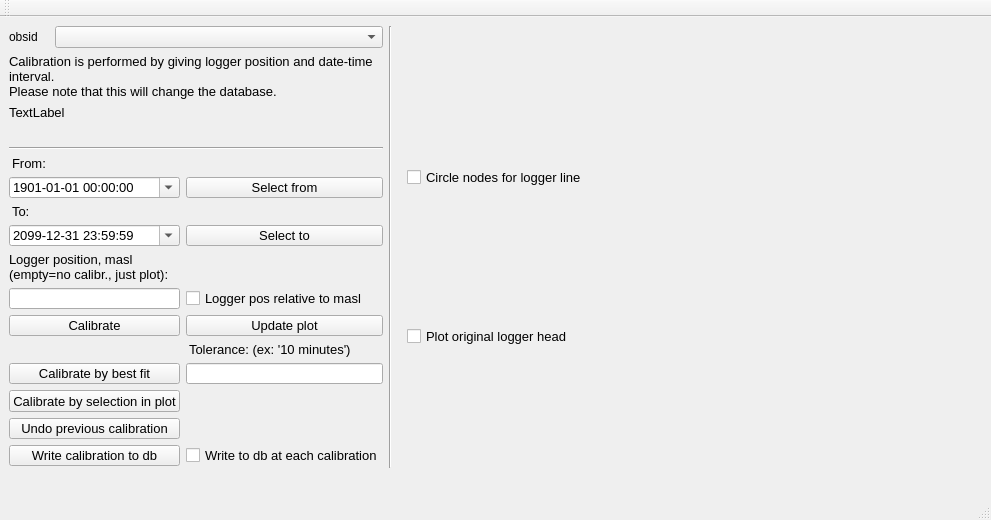
Qt form ui/calibr_logger_dialog_integrated.ui (jkall/qgis-midvatten-plugin) before a commit.
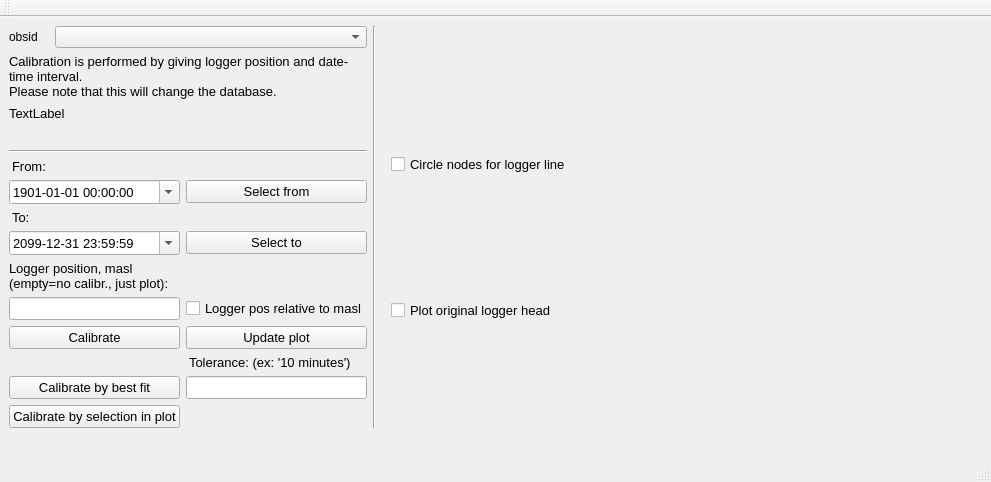
The same form after that commit.

Commit message: Logger calibration: Removed calibration done in memory and restore calibration done directly on the database.

```diff
--- a/ui/calibr_logger_dialog_integrated.ui
+++ b/ui/calibr_logger_dialog_integrated.ui
@@ -554,72 +554,9 @@
         </property>
        </widget>
       </item>   
-      <item row="11" column="0">
-       <widget class="QPushButton" name="pushButtonUndo">
-        <property name="sizePolicy">
-         <sizepolicy hsizetype="Preferred" vsizetype="Fixed">
-          <horstretch>0</horstretch>
-          <verstretch>0</verstretch>
-         </sizepolicy>
-        </property>
-        <property name="font">
-         <font>
-          <family>Arial</family>
-          <pointsize>10</pointsize>
-         </font>
-        </property>
-        <property name="text">
-         <string>Undo previous calibration</string>
-        </property>
-       </widget>
-      </item>         
-      <item row="12" column="0">
-       <widget class="QPushButton" name="pushButtonWrite">
-        <property name="sizePolicy">
-         <sizepolicy hsizetype="Preferred" vsizetype="Fixed">
-          <horstretch>0</horstretch>
-          <verstretch>0</verstretch>
-         </sizepolicy>
-        </property>
-        <property name="font">
-         <font>
-          <family>Arial</family>
-          <pointsize>10</pointsize>
-         </font>
-        </property>
-        <property name="text">
-         <string>Write calibration to db</string>
-        </property>
-       </widget>
-      </item>    
-    <item row="12" column="1">    
-     <widget class="QCheckBox" name="autowrite_to_db">    
-      <property name="sizePolicy">    
-       <sizepolicy hsizetype="MinimumExpanding" vsizetype="Fixed">    
-        <horstretch>0</horstretch>    
-        <verstretch>0</verstretch>    
-       </sizepolicy>    
-      </property>    
-      <property name="minimumSize">    
-       <size>    
-        <width>0</width>    
-        <height>0</height>    
-       </size>    
-      </property>    
-      <property name="font">    
-       <font>    
-        <family>Arial</family>    
-        <pointsize>10</pointsize>    
-       </font>    
-      </property>
-      <property name="text">
-       <string>Write to db at each calibration</string>
-      </property>      
-     </widget>    
-    </item>   
        </layout>
       </item>             
-      <item row="13" column="0">
+      <item row="12" column="0">
        <widget class="QLabel" name="calib_help">
         <property name="sizePolicy">
          <sizepolicy hsizetype="Preferred" vsizetype="Preferred">
```
The commit also changes 2 other files.
